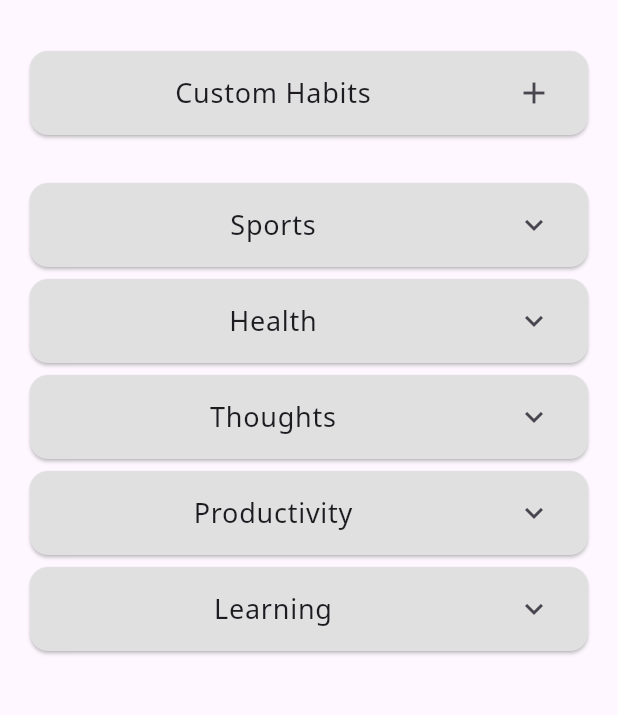
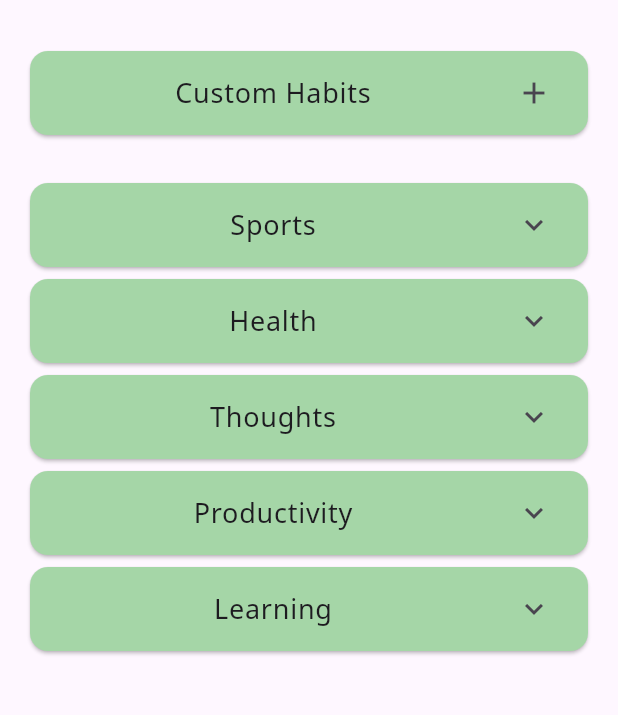
Before and after one commit to Udaychandra2356/CSUC-630-Group3, a Flutter app: the HomeScreen screen opened directly, after a tap on the "add" icon, on a phone screen of 412 x 824 dp, the part 63-778 px from its top. Run offline on Flutter 3.47's test engine with Material 3 defaults, Android fonts, the phone set to English and light mode, and no system bars; our stand-ins replace cloud_firestore, firebase_auth, firebase_core, fl_chart, google_fonts, table_calendar; missing offline and left inert: firebase_ui_auth, firebase_ui_oauth_google; accounts and stored records are empty.

Commit message:
Improve UI

```diff
--- a/lib/add_habit_flow.dart
+++ b/lib/add_habit_flow.dart
@@ -262,7 +262,7 @@ class _CategoryTile extends StatelessWidget {
 
   @override
   Widget build(BuildContext ctx) => Card(
-        color: Colors.grey.shade300,
+        color: Colors.green.shade200,
         shape: RoundedRectangleBorder(borderRadius: BorderRadius.circular(12)),
         child: ListTile(
           title: Center(child: Text(title, style: const TextStyle(fontSize: 18))),
--- a/lib/home_screen.dart
+++ b/lib/home_screen.dart
@@ -53,7 +53,7 @@ class _HomeScreenState extends State<HomeScreen> {
   @override
   Widget build(BuildContext ctx) => Scaffold(
         appBar: AppBar(
-          title: const Text('Today'),
+          //title: const Text('Today'),
           centerTitle: true,
           leading: IconButton(
             icon: const Icon(Icons.settings),
```
